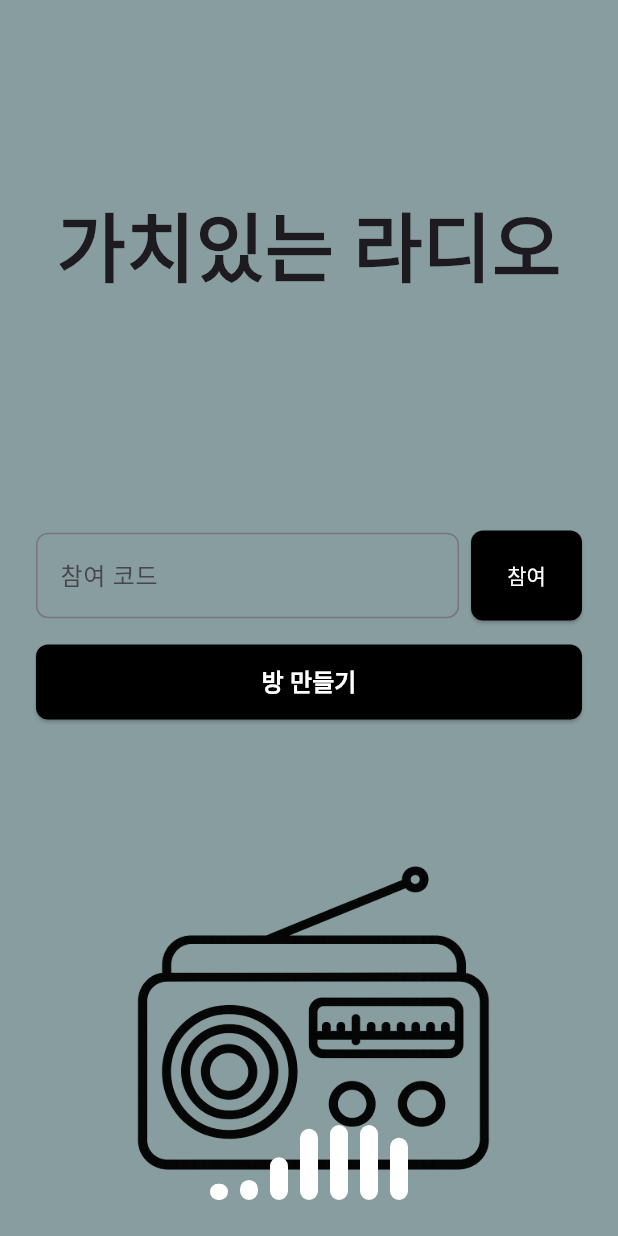
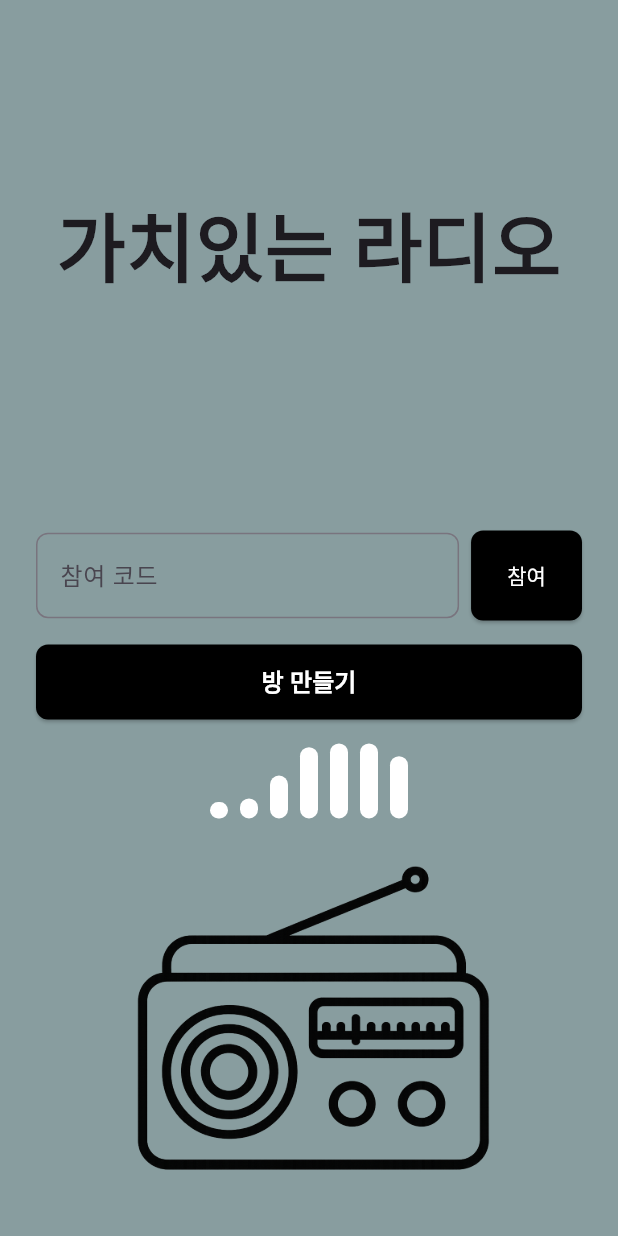
Before and after one commit to no-intel/flutter_radio_together, a Flutter app: the screen it shows after launch, after a tap on "Sign in with Google", on a phone screen of 412 x 824 dp. Run offline on Flutter 3.47's test engine with Material 3 defaults, Android fonts, the phone set to English and light mode, and no system bars; our stand-ins replace flutter_screenutil.

Commit message:
Join화면 수정

```diff
--- a/lib/widgets/home/join_widget.dart
+++ b/lib/widgets/home/join_widget.dart
@@ -63,7 +63,7 @@ class JoinWidget extends StatelessWidget {
                 style: TextStyle(fontSize: 16, fontWeight: FontWeight.w600),
               ),
             ),
-            const Spacer(), // 남은 공간을 모두 차지하는 스페이서
+            SizedBox(height: 16), // 남은 공간을 모두 차지하는 스페이서
             SizedBox(height: 50, child: const PulsingBarWidget()),
             const SizedBox(height: 24),
           ],
```
